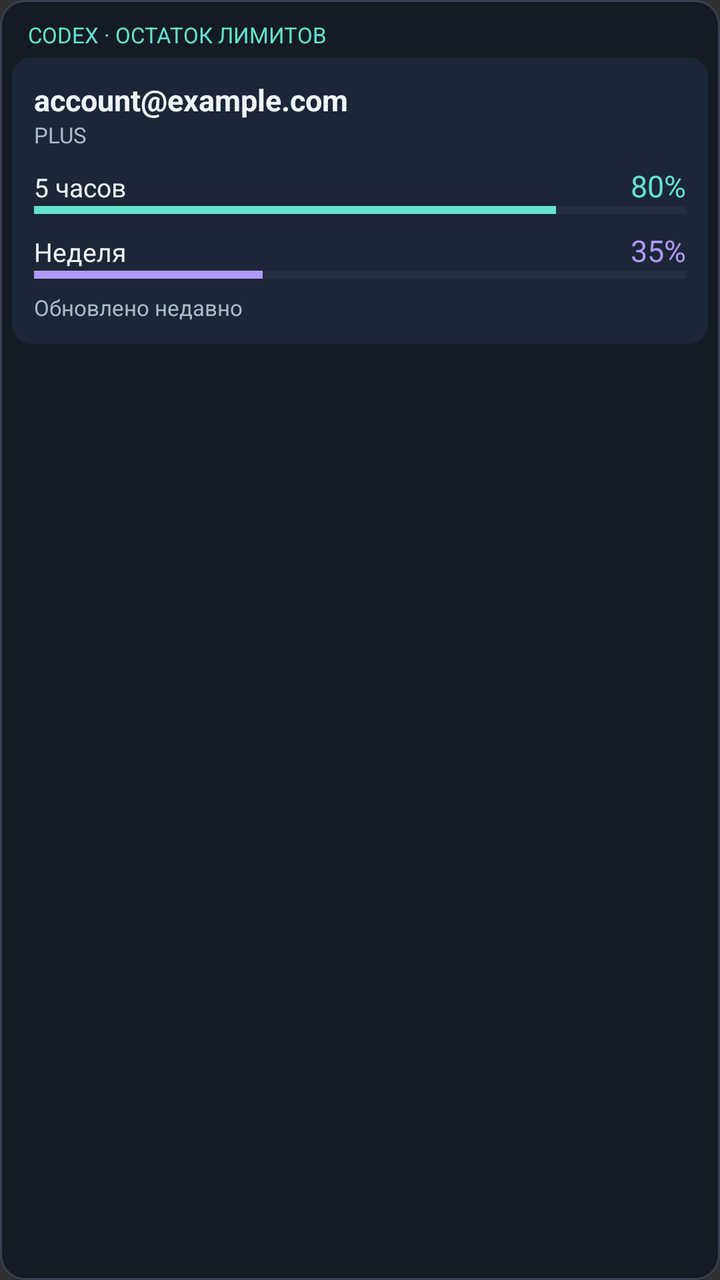
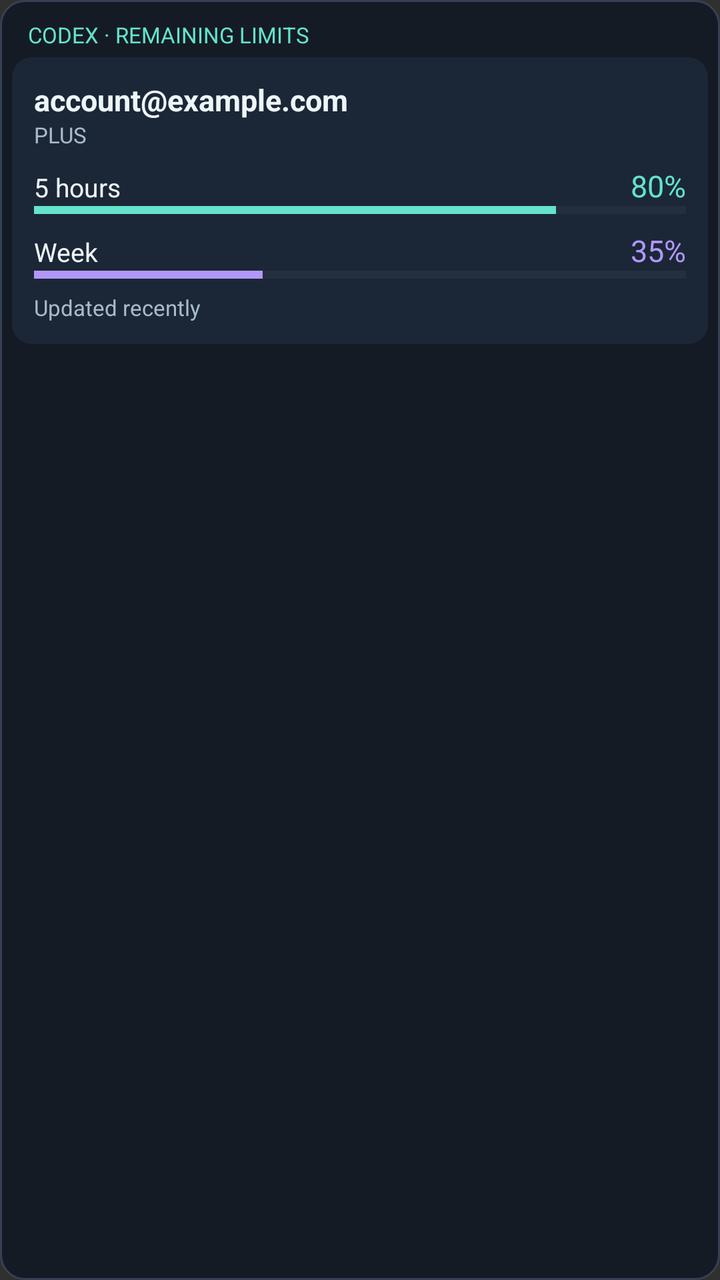

Before-and-after screenshots of an Android layout around one commit, followed by the original layout XML and the change that was made.
<!-- AndroidManifest.xml: application theme android:Theme.Material.NoActionBar -->
<!-- res/layout/widget_cards_preview.xml -->
<LinearLayout xmlns:android="http://schemas.android.com/apk/res/android"
    android:layout_width="match_parent"
    android:layout_height="match_parent"
    android:background="@drawable/widget_background"
    android:orientation="vertical"
    android:padding="6dp">
    <TextView
        android:layout_width="match_parent"
        android:layout_height="wrap_content"
        android:paddingStart="8dp"
        android:paddingTop="4dp"
        android:paddingBottom="4dp"
        android:text="CODEX · ОСТАТОК ЛИМИТОВ"
        android:textColor="#64E2CC"
        android:textSize="11sp" />
    <LinearLayout
        android:layout_width="match_parent"
        android:layout_height="wrap_content"
        android:background="@drawable/widget_card_background"
        android:orientation="vertical"
        android:padding="11dp">
        <TextView
            android:layout_width="match_parent"
            android:layout_height="wrap_content"
            android:text="account@example.com"
            android:textColor="#EEF5FA"
            android:textSize="15sp"
            android:textStyle="bold" />
        <TextView
            android:layout_width="match_parent"
            android:layout_height="wrap_content"
            android:text="PLUS"
            android:textColor="#AABBC8"
            android:textSize="11sp" />
        <LinearLayout android:layout_width="match_parent" android:layout_height="wrap_content"
            android:layout_marginTop="8dp" android:orientation="horizontal">
            <TextView android:layout_width="0dp" android:layout_height="wrap_content"
                android:layout_weight="1" android:text="5 часов"
                android:textColor="#EEF5FA" android:textSize="13sp" />
            <TextView android:layout_width="wrap_content" android:layout_height="wrap_content"
                android:text="80%" android:textColor="#64E2CC" android:textSize="15sp" />
        </LinearLayout>
        <ProgressBar style="?android:attr/progressBarStyleHorizontal"
            android:layout_width="match_parent" android:layout_height="4dp"
            android:max="100" android:progress="80" android:progressTint="#64E2CC"
            android:progressBackgroundTint="#364153" />
        <LinearLayout android:layout_width="match_parent" android:layout_height="wrap_content"
            android:layout_marginTop="8dp" android:orientation="horizontal">
            <TextView android:layout_width="0dp" android:layout_height="wrap_content"
                android:layout_weight="1" android:text="Неделя"
                android:textColor="#EEF5FA" android:textSize="13sp" />
            <TextView android:layout_width="wrap_content" android:layout_height="wrap_content"
                android:text="35%" android:textColor="#B197FA" android:textSize="15sp" />
        </LinearLayout>
        <ProgressBar style="?android:attr/progressBarStyleHorizontal"
            android:layout_width="match_parent" android:layout_height="4dp"
            android:max="100" android:progress="35" android:progressTint="#B197FA"
            android:progressBackgroundTint="#364153" />
        <TextView android:layout_width="match_parent" android:layout_height="wrap_content"
            android:layout_marginTop="7dp" android:text="Обновлено недавно"
            android:textColor="#AABBC8" android:textSize="11sp" />
    </LinearLayout>
</LinearLayout>
<!-- resources referenced by this layout -->
<resources>
  <!-- drawable widget_background (drawable) -->
  <shape xmlns:android="http://schemas.android.com/apk/res/android">
      <solid android:color="#151B24" />
      <stroke android:width="1dp" android:color="#364153" />
      <corners android:radius="12dp" />
  </shape>
  <!-- drawable widget_card_background (drawable) -->
  <shape xmlns:android="http://schemas.android.com/apk/res/android">
      <solid android:color="#1B2736" />
      <corners android:radius="10dp" />
  </shape>
</resources>

<!-- the commit's change to res/layout/widget_cards_preview.xml (unified diff, before → after) -->
@@ -10,7 +10,7 @@
         android:paddingStart="8dp"
         android:paddingTop="4dp"
         android:paddingBottom="4dp"
-        android:text="CODEX · ОСТАТОК ЛИМИТОВ"
+        android:text="@string/localized_093"
         android:textColor="#64E2CC"
         android:textSize="11sp" />
     <LinearLayout
@@ -35,7 +35,7 @@
         <LinearLayout android:layout_width="match_parent" android:layout_height="wrap_content"
             android:layout_marginTop="8dp" android:orientation="horizontal">
             <TextView android:layout_width="0dp" android:layout_height="wrap_content"
-                android:layout_weight="1" android:text="5 часов"
+                android:layout_weight="1" android:text="@string/localized_013"
                 android:textColor="#EEF5FA" android:textSize="13sp" />
             <TextView android:layout_width="wrap_content" android:layout_height="wrap_content"
                 android:text="80%" android:textColor="#64E2CC" android:textSize="15sp" />
@@ -47,7 +47,7 @@
         <LinearLayout android:layout_width="match_parent" android:layout_height="wrap_content"
             android:layout_marginTop="8dp" android:orientation="horizontal">
             <TextView android:layout_width="0dp" android:layout_height="wrap_content"
-                android:layout_weight="1" android:text="Неделя"
+                android:layout_weight="1" android:text="@string/localized_014"
                 android:textColor="#EEF5FA" android:textSize="13sp" />
             <TextView android:layout_width="wrap_content" android:layout_height="wrap_content"
                 android:text="35%" android:textColor="#B197FA" android:textSize="15sp" />
@@ -57,7 +57,7 @@
             android:max="100" android:progress="35" android:progressTint="#B197FA"
             android:progressBackgroundTint="#364153" />
         <TextView android:layout_width="match_parent" android:layout_height="wrap_content"
-            android:layout_marginTop="7dp" android:text="Обновлено недавно"
+            android:layout_marginTop="7dp" android:text="@string/localized_094"
             android:textColor="#AABBC8" android:textSize="11sp" />
     </LinearLayout>
 </LinearLayout>
<!-- resource entries referenced after the edit -->
@@ -11,5 +11,9 @@
       <solid android:color="#1B2736" />
       <corners android:radius="10dp" />
   </shape>
+  <string name="localized_013" formatted="false">5 hours</string>
+  <string name="localized_014" formatted="false">Week</string>
+  <string name="localized_093" formatted="false">CODEX · REMAINING LIMITS</string>
+  <string name="localized_094" formatted="false">Updated recently</string>
 </resources>
 
